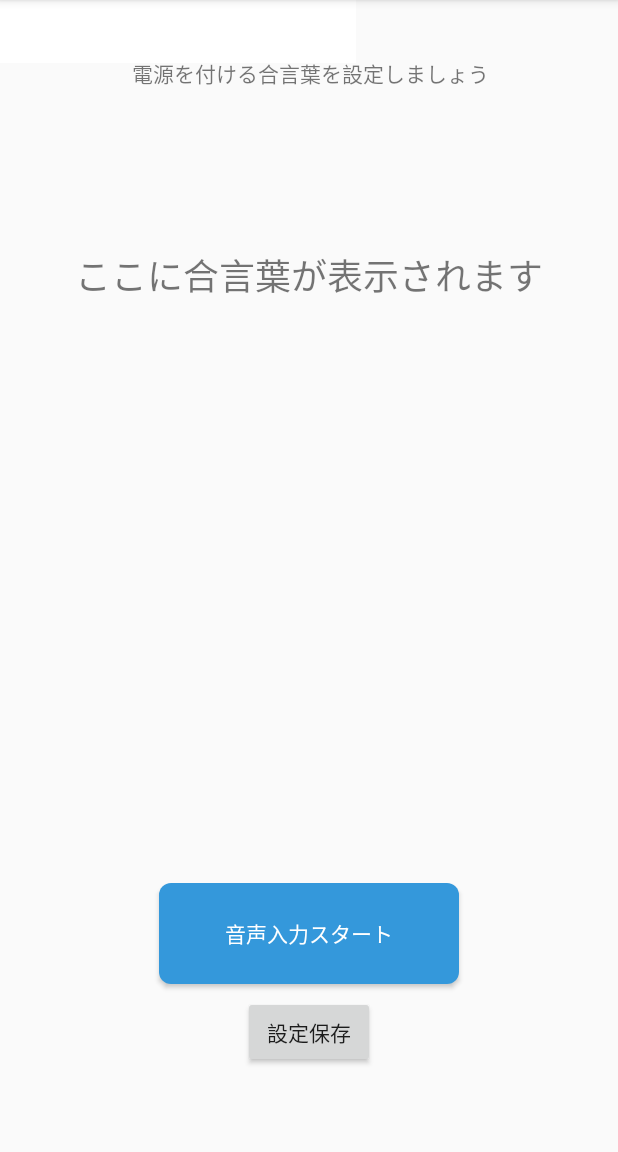
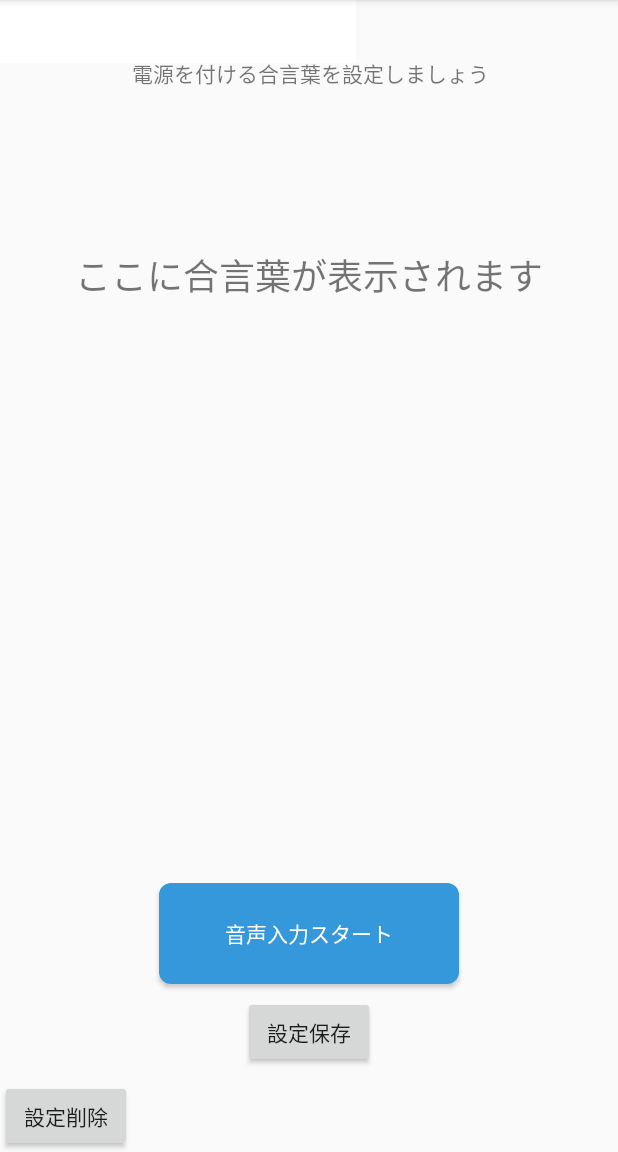
Before and after one commit to KentaSumikura/NewIRkitter, an Android app: the VoiceConf screen opened directly, with no data from a screen before it, on a phone screen of 412 x 824 dp, the part 84-1236 px from its top. Run offline under Robolectric (Android 15) with nearby library versions, the phone set to English and light mode, and no system bars; 3 statements that could not run were skipped.

Commit message:
7/25 VoiceConfを修正

```diff
--- a/app/src/main/java/com/getirkit/example/activity/AlarmBroadcastReceiver.java
+++ b/app/src/main/java/com/getirkit/example/activity/AlarmBroadcastReceiver.java
@@ -48,6 +48,7 @@ public class AlarmBroadcastReceiver extends BroadcastReceiver{
                 .setContentIntent(pendingIntent)
                 .build();
 
+
         // 古い通知を削除
         notificationManager.cancelAll();
         // 通知
--- a/app/src/main/java/com/getirkit/example/activity/TimerConf.java
+++ b/app/src/main/java/com/getirkit/example/activity/TimerConf.java
@@ -36,6 +36,8 @@ public class TimerConf extends AppCompatActivity {
     protected void onCreate(Bundle savedInstanceState) {
         super.onCreate(savedInstanceState);
         setContentView(R.layout.activity_timer_conf);
+
+
 
         //アラームの取り消し
         button2 = (Button) this.findViewById(R.id.button2);
--- a/app/src/main/java/com/getirkit/example/activity/VoiceConf.java
+++ b/app/src/main/java/com/getirkit/example/activity/VoiceConf.java
@@ -56,6 +56,7 @@ public class VoiceConf extends AppCompatActivity {
         //ボタンセットアップ
         Button button2 = (Button) findViewById(R.id.button2);
         Button button = (Button)findViewById(R.id.button);
+        Button buttondel = (Button) findViewById(R.id.btndel);
         final EditText edit = (EditText)findViewById(R.id.editText);
 
 
@@ -123,6 +124,21 @@ public class VoiceConf extends AppCompatActivity {
                    // toast.show();
                // }
             }
+        });
+
+        // 設定削除ボタン
+        buttondel.setOnClickListener(new View.OnClickListener() {
+            @Override
+            public void onClick(View v) {
+
+                IRkitDBManager voicetbl = new IRkitDBManager(getApplicationContext());
+
+                voicetbl.ALLDeleteVOICE();
+
+                Toast toast = Toast.makeText(VoiceConf.this, "設定情報を削除しました", Toast.LENGTH_LONG);
+                toast.show();
+            }
+
         });
 
 
--- a/app/src/main/res/layout/activity_voice_conf.xml
+++ b/app/src/main/res/layout/activity_voice_conf.xml
@@ -77,4 +77,13 @@
         app:layout_constraintTop_toBottomOf="@+id/textView5"
         app:layout_constraintVertical_bias="1.0" />
 
+    <Button
+        android:id="@+id/btndel"
+        android:layout_width="wrap_content"
+        android:layout_height="wrap_content"
+        android:text="設定削除"
+        tools:layout_editor_absoluteX="147dp"
+        android:layout_marginTop="8dp"
+        app:layout_constraintTop_toBottomOf="@+id/button2" />
+
 </android.support.constraint.ConstraintLayout>
```
